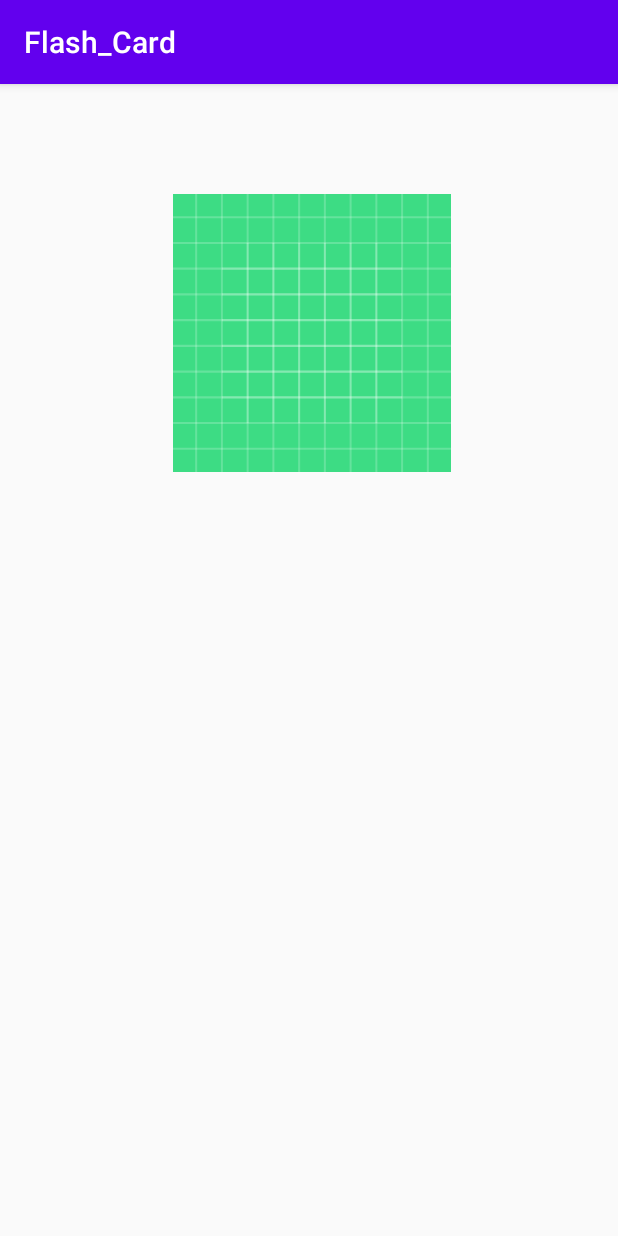
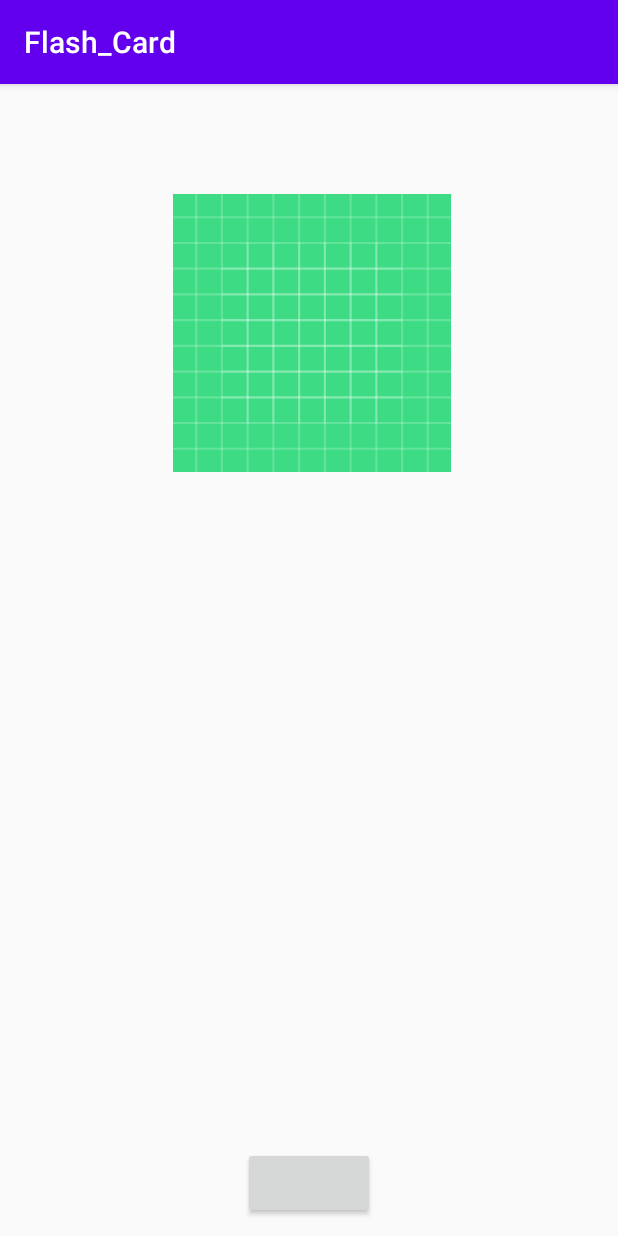
Before and after one commit to J4ckyLIM/Flash_Card, an Android app: the screen it shows after launch (MainActivity), on a phone screen of 412 x 824 dp. Run offline under Robolectric (Android 15) with nearby library versions, the phone set to English and light mode, and no system bars.

Commit message:
ajout bouton valider

```diff
--- a/app/src/main/res/layout/activity_main.xml
+++ b/app/src/main/res/layout/activity_main.xml
@@ -55,7 +55,7 @@
 
     <TextView
         android:id="@+id/Question3TextView"
-        android:layout_width="91dp"
+        android:layout_width="92dp"
         android:layout_height="44dp"
         app:layout_constraintBottom_toTopOf="@+id/RepTextView"
         app:layout_constraintEnd_toEndOf="parent"
@@ -64,14 +64,22 @@
         app:layout_constraintTop_toBottomOf="@+id/Question2TextView"
         tools:text="Question C" />
 
+    <Button
+        android:id="@+id/Validatebutton"
+        android:layout_width="wrap_content"
+        android:layout_height="wrap_content"
+        app:layout_constraintEnd_toEndOf="parent"
+        app:layout_constraintStart_toStartOf="parent"
+        app:layout_constraintTop_toBottomOf="@+id/RepTextView"
+        tools:text="Valider" />
+
     <TextView
         android:id="@+id/RepTextView"
-        android:layout_width="407dp"
-        android:layout_height="92dp"
+        android:layout_width="391dp"
+        android:layout_height="74dp"
         android:textAppearance="@style/TextAppearance.AppCompat.Display1"
         app:layout_constraintBottom_toBottomOf="parent"
         app:layout_constraintEnd_toEndOf="parent"
-        app:layout_constraintHorizontal_bias="0.5"
         app:layout_constraintStart_toStartOf="parent"
         app:layout_constraintTop_toBottomOf="@+id/Question3TextView"
         tools:text="                Rep" />
```
